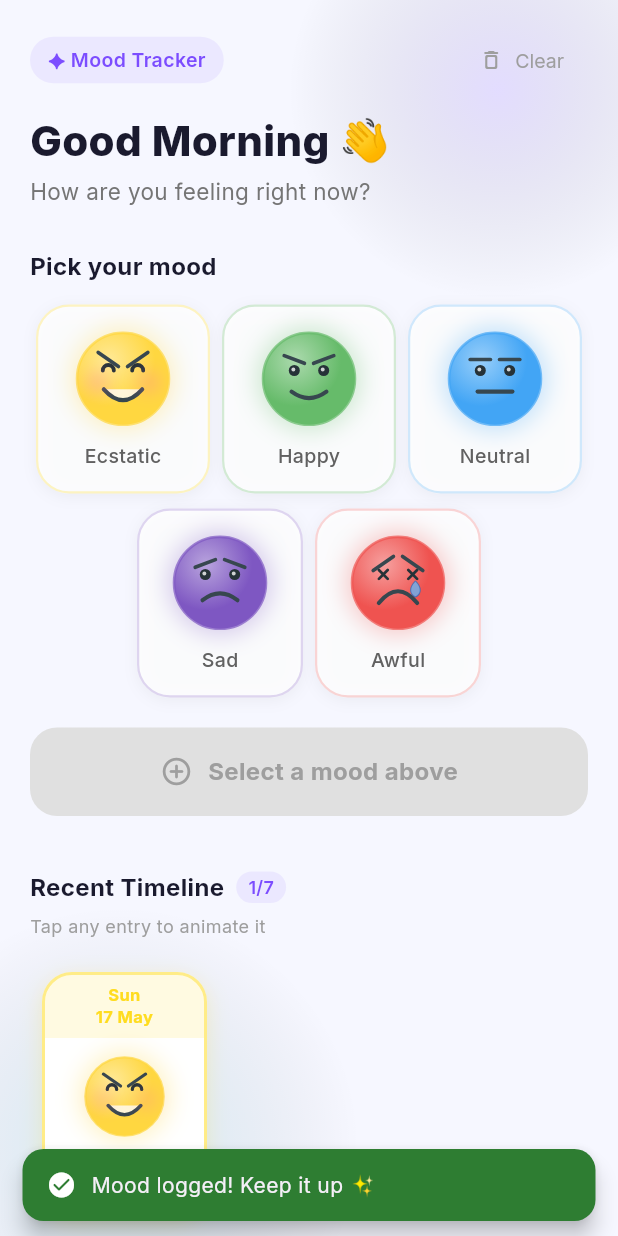
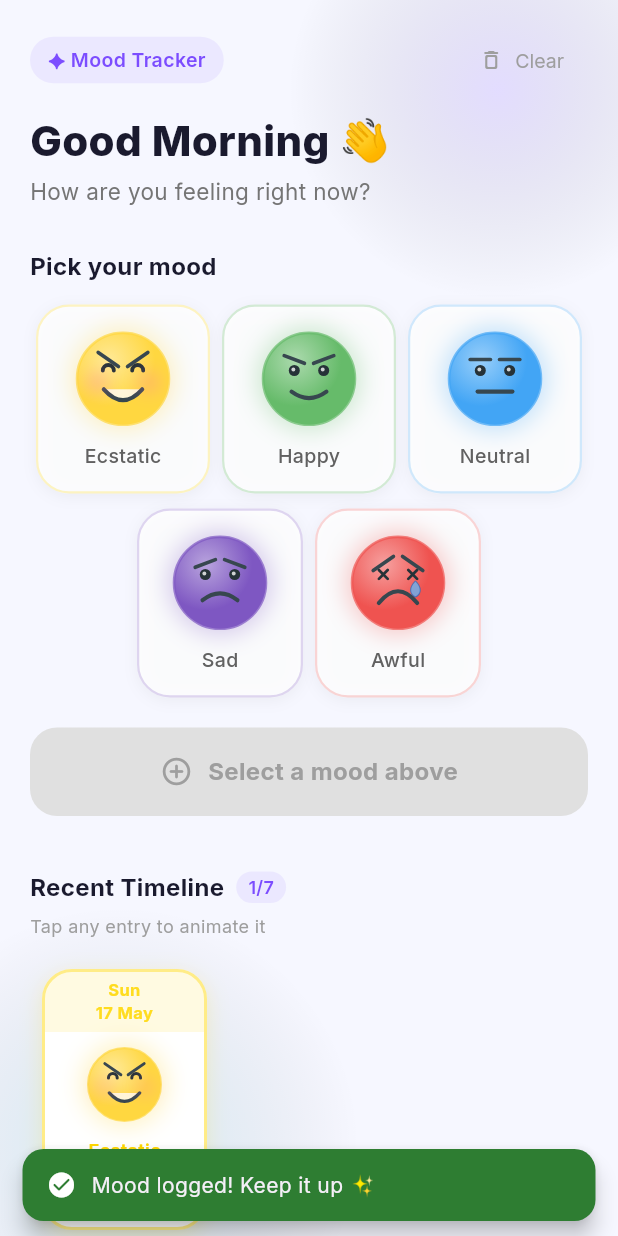
Before and after one commit to Moamar11/flutter-mood-tracker, a Flutter app: the screen it shows after launch, after a tap on "Ecstatic", after a tap on "Log Mood", on a phone screen of 412 x 824 dp. Run offline on Flutter 3.47's test engine with Material 3 defaults, Android fonts, the phone set to English and light mode, and no system bars; our stand-ins replace google_fonts, shared_preferences.

Commit message:
fix: resolve timeline card overflow by reducing padding and face size

```diff
--- a/lib/screens/mood_tracker_screen.dart
+++ b/lib/screens/mood_tracker_screen.dart
@@ -555,7 +555,7 @@ class _MoodTrackerScreenState extends State<MoodTrackerScreen>
 
   Widget _buildTimeline(List<MoodEntry> entries) {
     return SizedBox(
-      height: 178,
+      height: 186,
       child: ListView.builder(
         scrollDirection: Axis.horizontal,
         itemCount: entries.length,
--- a/lib/widgets/timeline_card.dart
+++ b/lib/widgets/timeline_card.dart
@@ -85,7 +85,7 @@ class _TimelineCardState extends State<TimelineCard>
         onTap: _handleTap,
         child: Container(
           width: 110,
-          margin: const EdgeInsets.symmetric(horizontal: 6, vertical: 8),
+          margin: const EdgeInsets.symmetric(horizontal: 6, vertical: 6),
           decoration: BoxDecoration(
             color: Colors.white,
             borderRadius: BorderRadius.circular(20),
@@ -112,7 +112,7 @@ class _TimelineCardState extends State<TimelineCard>
                     top: Radius.circular(18),
                   ),
                 ),
-                padding: const EdgeInsets.symmetric(vertical: 6),
+                padding: const EdgeInsets.symmetric(vertical: 5),
                 child: Center(
                   child: Text(
                     dateLabel,
@@ -129,12 +129,12 @@ class _TimelineCardState extends State<TimelineCard>
 
               // Face.
               Padding(
-                padding: const EdgeInsets.symmetric(vertical: 10),
+                padding: const EdgeInsets.symmetric(vertical: 8),
                 child: AnimatedBuilder(
                   animation: _bounceAnim,
                   builder: (context, _) => MoodFaceWidget(
                     mood: entry.mood,
-                    size: 58,
+                    size: 54,
                     animationValue: _bounceAnim.value,
                   ),
                 ),
@@ -149,7 +149,7 @@ class _TimelineCardState extends State<TimelineCard>
                   color: widget.entry.color,
                 ),
               ),
-              const SizedBox(height: 4),
+              const SizedBox(height: 3),
 
               // Time.
               Text(
@@ -159,7 +159,7 @@ class _TimelineCardState extends State<TimelineCard>
                   color: Colors.grey.shade500,
                 ),
               ),
-              const SizedBox(height: 10),
+              const SizedBox(height: 8),
             ],
           ),
         ),
```
